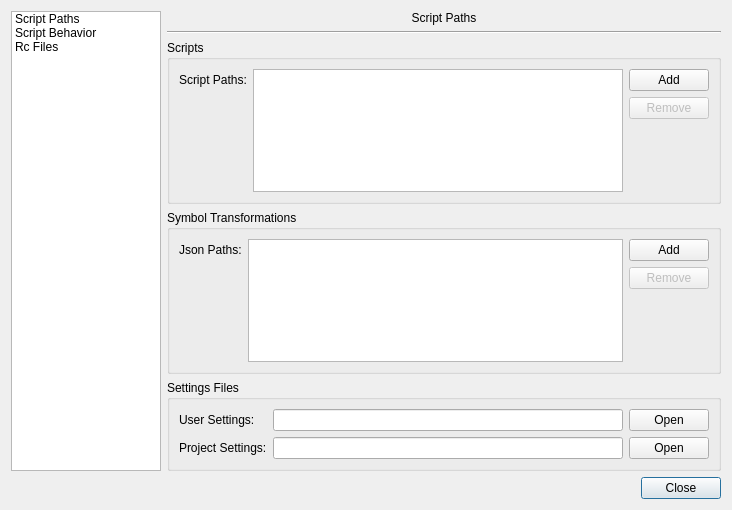
This is src/gui/optionsdialog.ui in KDAB/knut as Qt 5 draws it before an edit. The edited form follows.
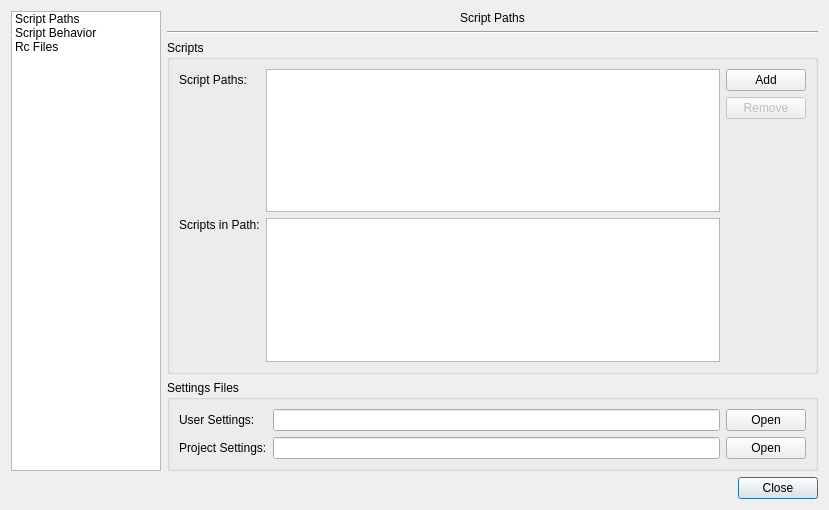
This is the edited form.

Commit message:
Add a model of scripts in the current path
This data is currently displayed in the OptionsDialog.
It should make it easier for users to identify whether they added all
necessary script paths.
The model also serves as a foundation for the list of suggested scripts.
Such a list can be created by adding a SortFilterProxyModel to this
model that only shows scripts that can be executed in the current
context.

Task-Id: KNUT-99

The edit to the form file:
```diff
--- a/src/gui/optionsdialog.ui
+++ b/src/gui/optionsdialog.ui
@@ -6,7 +6,7 @@
    <rect>
     <x>0</x>
     <y>0</y>
-    <width>732</width>
+    <width>829</width>
     <height>510</height>
    </rect>
   </property>
@@ -112,13 +112,6 @@
           <string>Scripts</string>
          </property>
          <layout class="QGridLayout" name="gridLayout">
-          <item row="0" column="0">
-           <widget class="QLabel" name="label_3">
-            <property name="text">
-             <string>Script Paths:</string>
-            </property>
-           </widget>
-          </item>
           <item row="0" column="2">
            <widget class="QPushButton" name="addButton">
             <property name="text">
@@ -136,67 +129,42 @@
             </property>
            </widget>
           </item>
-          <item row="2" column="2">
-           <spacer name="verticalSpacer">
-            <property name="orientation">
-             <enum>Qt::Vertical</enum>
-            </property>
-            <property name="sizeHint" stdset="0">
-             <size>
-              <width>20</width>
-              <height>91</height>
-             </size>
-            </property>
-           </spacer>
-          </item>
           <item row="0" column="1" rowspan="3">
            <widget class="QListWidget" name="scriptPathList"/>
           </item>
-         </layout>
-        </widget>
-       </item>
-       <item>
-        <widget class="QGroupBox" name="groupBox_3">
-         <property name="title">
-          <string>Symbol Transformations</string>
-         </property>
-         <layout class="QGridLayout" name="gridLayout_3">
           <item row="0" column="0">
+           <widget class="QLabel" name="label_3">
+            <property name="text">
+             <string>Script Paths:</string>
+            </property>
+           </widget>
+          </item>
+          <item row="3" column="1">
+           <widget class="QListView" name="scriptsList">
+            <property name="editTriggers">
+             <set>QAbstractItemView::NoEditTriggers</set>
+            </property>
+           </widget>
+          </item>
+          <item row="3" column="0">
            <widget class="QLabel" name="label_4">
             <property name="text">
-             <string>Json Paths:</string>
+             <string>Scripts in Path:</string>
             </property>
-           </widget>
-          </item>
-          <item row="0" column="1" rowspan="3">
-           <widget class="QListWidget" name="jsonPathList"/>
-          </item>
-          <item row="0" column="2">
-           <widget class="QPushButton" name="addJsonButton">
-            <property name="text">
-             <string>Add</string>
-            </property>
-           </widget>
-          </item>
-          <item row="1" column="2">
-           <widget class="QPushButton" name="removeJsonButton">
-            <property name="enabled">
-             <bool>false</bool>
-            </property>
-            <property name="text">
-             <string>Remove</string>
+            <property name="alignment">
+             <set>Qt::AlignLeading|Qt::AlignLeft|Qt::AlignTop</set>
             </property>
            </widget>
           </item>
           <item row="2" column="2">
-           <spacer name="verticalSpacer_2">
+           <spacer name="verticalSpacer">
             <property name="orientation">
              <enum>Qt::Vertical</enum>
             </property>
             <property name="sizeHint" stdset="0">
              <size>
               <width>20</width>
-              <height>20</height>
+              <height>91</height>
              </size>
             </property>
            </spacer>
```
The commit also changes 9 other files.
